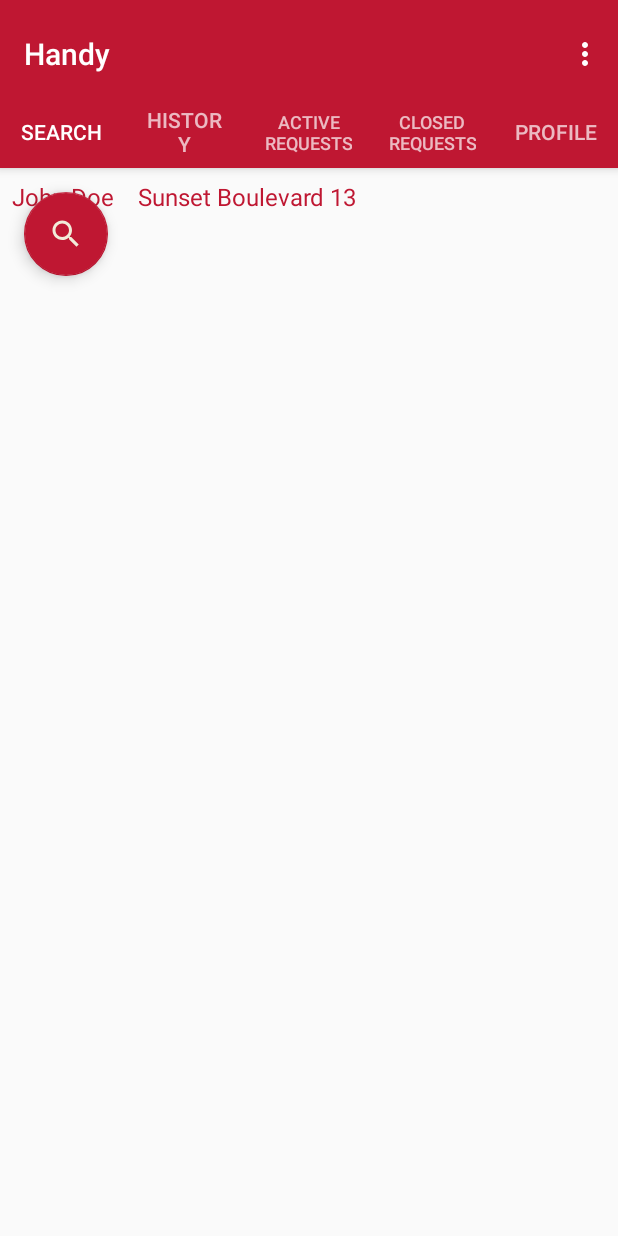
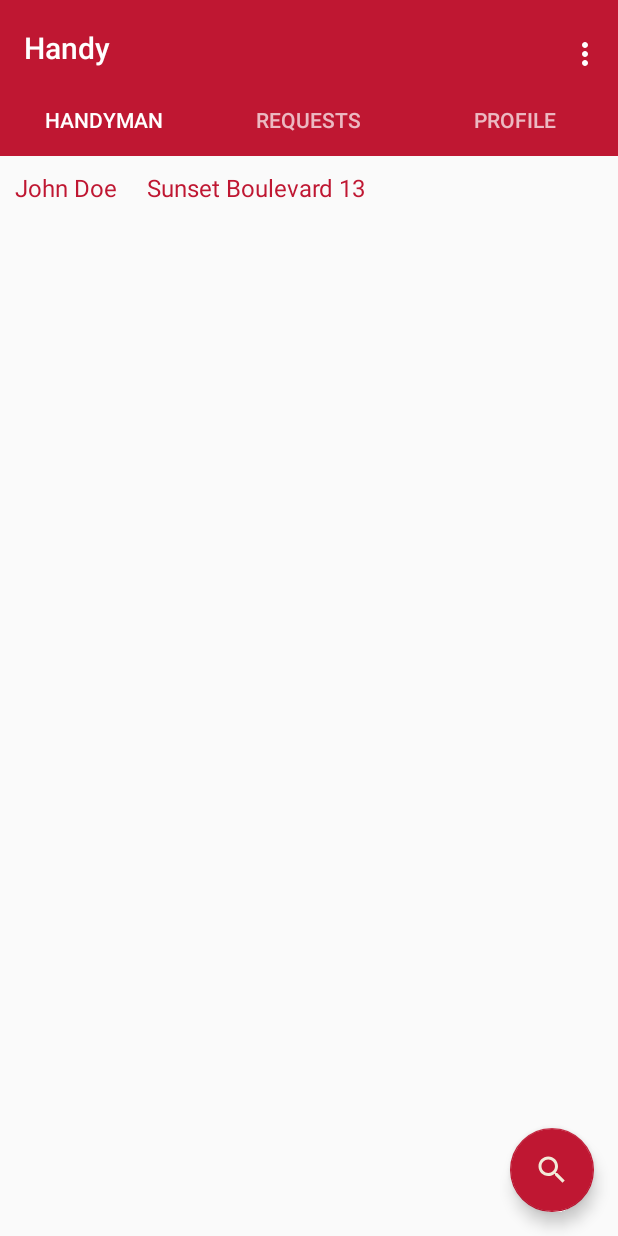
Before and after one commit to elenavuceljic/PKI_ve183011m, an Android app: the BuyerMainActivity screen opened directly, with no data from a screen before it, on a phone screen of 412 x 824 dp. Run offline under Robolectric (Android 15) with nearby library versions, the phone set to English and light mode, and no system bars; our stand-ins replace data binding.

Commit message:
bottom navigation menu added for buyer

```diff
--- a/app/src/main/java/com/example/ve183011m/pki_ve183011m/presentation/buyer/BuyerMainActivity.java
+++ b/app/src/main/java/com/example/ve183011m/pki_ve183011m/presentation/buyer/BuyerMainActivity.java
@@ -1,14 +1,15 @@
 package com.example.ve183011m.pki_ve183011m.presentation.buyer;
 
 import android.content.Intent;
+import android.databinding.DataBindingUtil;
 import android.os.Bundle;
+import android.support.annotation.NonNull;
+import android.support.design.widget.BottomNavigationView;
 import android.support.design.widget.TabLayout;
 import android.support.v4.app.Fragment;
 import android.support.v4.app.FragmentManager;
 import android.support.v4.app.FragmentPagerAdapter;
-import android.support.v4.view.ViewPager;
 import android.support.v7.app.AppCompatActivity;
-import android.support.v7.widget.Toolbar;
 import android.view.LayoutInflater;
 import android.view.Menu;
 import android.view.MenuItem;
@@ -17,6 +18,7 @@ import android.view.ViewGroup;
 import android.widget.TextView;
 
 import com.example.ve183011m.pki_ve183011m.R;
+import com.example.ve183011m.pki_ve183011m.databinding.ActivityBuyerMainBinding;
 import com.example.ve183011m.pki_ve183011m.model.User;
 import com.example.ve183011m.pki_ve183011m.presentation.login.LogInActivity;
 
@@ -32,30 +34,58 @@ public class BuyerMainActivity extends AppCompatActivity implements SearchHandym
      */
     private SectionsPagerAdapter mSectionsPagerAdapter;
 
-    /**
-     * The {@link ViewPager} that will host the section contents.
-     */
-    private ViewPager mViewPager;
+    private ActivityBuyerMainBinding binding;
 
     @Override
     protected void onCreate(Bundle savedInstanceState) {
         super.onCreate(savedInstanceState);
-        setContentView(R.layout.activity_buyer_main);
+        binding = DataBindingUtil.setContentView(this, R.layout.activity_buyer_main);
 
-        Toolbar toolbar = findViewById(R.id.toolbar);
-        setSupportActionBar(toolbar);
+        setSupportActionBar(binding.toolbar);
         // Create the adapter that will return a fragment for each of the three
         // primary sections of the activity.
         mSectionsPagerAdapter = new SectionsPagerAdapter(getSupportFragmentManager());
+        binding.container.setAdapter(mSectionsPagerAdapter);
 
-        // Set up the ViewPager with the sections adapter.
-        mViewPager = findViewById(R.id.container);
-        mViewPager.setAdapter(mSectionsPagerAdapter);
+        binding.container.addOnPageChangeListener(new TabLayout.TabLayoutOnPageChangeListener(binding.tabs));
+        binding.tabs.addOnTabSelectedListener(new TabLayout.ViewPagerOnTabSelectedListener(binding.container));
 
-        TabLayout tabLayout = findViewById(R.id.tabs);
+        binding.tabs.addOnTabSelectedListener(new TabLayout.OnTabSelectedListener() {
+            @Override
+            public void onTabSelected(TabLayout.Tab tab) {
+                if (tab.getPosition() == 1) {
+                    binding.bottomRequestsNavigation.setVisibility(View.VISIBLE);
+                } else {
+                    binding.bottomRequestsNavigation.setVisibility(View.GONE);
+                }
+            }
 
-        mViewPager.addOnPageChangeListener(new TabLayout.TabLayoutOnPageChangeListener(tabLayout));
-        tabLayout.addOnTabSelectedListener(new TabLayout.ViewPagerOnTabSelectedListener(mViewPager));
+            @Override
+            public void onTabUnselected(TabLayout.Tab tab) {
+
+            }
+
+            @Override
+            public void onTabReselected(TabLayout.Tab tab) {
+
+            }
+        });
+
+        binding.bottomRequestsNavigation.setOnNavigationItemSelectedListener(new BottomNavigationView.OnNavigationItemSelectedListener() {
+            @Override
+            public boolean onNavigationItemSelected(@NonNull MenuItem menuItem) {
+                switch (menuItem.getItemId()) {
+                    case R.id.active_request:
+                        // filter with active
+                        return true;
+                    case R.id.closed_requests:
+                        // filter with closed
+                        return true;
+                }
+
+                return false;
+            }
+        });
     }
 
 
--- /dev/null
+++ b/app/src/main/res/drawable/ic_dashboard_black_24dp.xml
@@ -0,0 +1,9 @@
+<vector xmlns:android="http://schemas.android.com/apk/res/android"
+    android:width="24dp"
+    android:height="24dp"
+    android:viewportWidth="24.0"
+    android:viewportHeight="24.0">
+    <path
+        android:fillColor="#FF000000"
+        android:pathData="M3,13h8L11,3L3,3v10zM3,21h8v-6L3,15v6zM13,21h8L21,11h-8v10zM13,3v6h8L21,3h-8z" />
+</vector>
--- /dev/null
+++ b/app/src/main/res/drawable/ic_home_black_24dp.xml
@@ -0,0 +1,9 @@
+<vector xmlns:android="http://schemas.android.com/apk/res/android"
+    android:width="24dp"
+    android:height="24dp"
+    android:viewportWidth="24.0"
+    android:viewportHeight="24.0">
+    <path
+        android:fillColor="#FF000000"
+        android:pathData="M10,20v-6h4v6h5v-8h3L12,3 2,12h3v8z" />
+</vector>
--- /dev/null
+++ b/app/src/main/res/drawable/ic_notifications_black_24dp.xml
@@ -0,0 +1,9 @@
+<vector xmlns:android="http://schemas.android.com/apk/res/android"
+    android:width="24dp"
+    android:height="24dp"
+    android:viewportWidth="24.0"
+    android:viewportHeight="24.0">
+    <path
+        android:fillColor="#FF000000"
+        android:pathData="M12,22c1.1,0 2,-0.9 2,-2h-4c0,1.1 0.89,2 2,2zM18,16v-5c0,-3.07 -1.64,-5.64 -4.5,-6.32L13.5,4c0,-0.83 -0.67,-1.5 -1.5,-1.5s-1.5,0.67 -1.5,1.5v0.68C7.63,5.36 6,7.92 6,11v5l-2,2v1h16v-1l-2,-2z" />
+</vector>
--- a/app/src/main/res/layout/activity_buyer_main.xml
+++ b/app/src/main/res/layout/activity_buyer_main.xml
@@ -1,75 +1,80 @@
 <?xml version="1.0" encoding="utf-8"?>
-<android.support.design.widget.CoordinatorLayout xmlns:android="http://schemas.android.com/apk/res/android"
+<layout xmlns:android="http://schemas.android.com/apk/res/android"
     xmlns:app="http://schemas.android.com/apk/res-auto"
-    xmlns:tools="http://schemas.android.com/tools"
+    xmlns:tools="http://schemas.android.com/tools">
+
+    <LinearLayout
         android:id="@+id/main_content"
         android:layout_width="match_parent"
         android:layout_height="match_parent"
         android:fitsSystemWindows="true"
+        android:orientation="vertical"
         tools:context=".presentation.buyer.BuyerMainActivity">
-
-    <android.support.design.widget.AppBarLayout
-        android:id="@+id/appbar"
-        android:layout_width="match_parent"
-        android:layout_height="wrap_content"
-        android:background="@color/colorAccent"
-        android:paddingTop="@dimen/appbar_padding_top"
-        android:theme="@style/AppTheme.AppBarOverlay">
 
         <android.support.v7.widget.Toolbar
             android:id="@+id/toolbar"
             android:layout_width="match_parent"
             android:layout_height="?attr/actionBarSize"
-            android:layout_weight="1"
-            app:layout_scrollFlags="scroll|enterAlways"
-            app:popupTheme="@style/AppTheme.PopupOverlay"
-            app:title="@string/app_name">
-
-        </android.support.v7.widget.Toolbar>
+            android:background="@color/colorAccent"
+            android:paddingTop="@dimen/appbar_padding_top"
+            android:theme="@style/AppTheme.AppBarOverlay"
+            app:title="@string/app_name" />
 
         <android.support.design.widget.TabLayout
             android:id="@+id/tabs"
             android:layout_width="match_parent"
-            android:layout_height="wrap_content">
+            android:layout_height="wrap_content"
+            android:background="@color/colorAccent"
+            android:theme="@style/AppTheme.AppBarOverlay">
 
             <android.support.design.widget.TabItem
                 android:id="@+id/tab_search_handymen"
                 android:layout_width="wrap_content"
                 android:layout_height="wrap_content"
-                android:text="@string/search"
-                android:tag="@string/search"/>
+                android:tag="@string/handyman"
+                android:text="@string/handyman" />
 
             <android.support.design.widget.TabItem
-                android:id="@+id/tab_history"
+                android:id="@+id/tab_requests"
                 android:layout_width="wrap_content"
                 android:layout_height="wrap_content"
-                android:text="@string/history" />
-
-            <android.support.design.widget.TabItem
-                android:id="@+id/tab_active_requests"
-                android:layout_width="wrap_content"
-                android:layout_height="wrap_content"
-                android:text="@string/active_requests" />
-
-            <android.support.design.widget.TabItem
-                android:id="@+id/tab_closed_requests"
-                android:layout_width="wrap_content"
-                android:layout_height="wrap_content"
-                android:text="@string/closed_requests" />
+                android:tag="@string/requests"
+                android:text="@string/requests" />
 
             <android.support.design.widget.TabItem
                 android:id="@+id/tab_profile"
                 android:layout_width="wrap_content"
                 android:layout_height="wrap_content"
+                android:tag="@string/profile"
                 android:text="@string/profile" />
 
         </android.support.design.widget.TabLayout>
-    </android.support.design.widget.AppBarLayout>
+
+        <LinearLayout
+            android:id="@+id/holder"
+            android:layout_width="match_parent"
+            android:layout_height="match_parent"
+            android:orientation="vertical">
 
             <android.support.v4.view.ViewPager
                 android:id="@+id/container"
                 android:layout_width="match_parent"
-        android:layout_height="match_parent"
-        app:layout_behavior="@string/appbar_scrolling_view_behavior" />
+                android:layout_height="0dp"
+                android:layout_weight="9" />
 
-</android.support.design.widget.CoordinatorLayout>
+            <android.support.design.widget.BottomNavigationView
+                android:id="@+id/bottom_requests_navigation"
+                android:layout_width="match_parent"
+                android:layout_height="0dp"
+                android:layout_marginStart="0dp"
+                android:layout_marginEnd="0dp"
+                android:layout_weight="1"
+                android:background="?android:attr/windowBackground"
+                android:visibility="gone"
+                app:menu="@menu/bottom_navigation" />
+
+        </LinearLayout>
+
+    </LinearLayout>
+
+</layout>
--- a/app/src/main/res/layout/fragment_search_handymen_list.xml
+++ b/app/src/main/res/layout/fragment_search_handymen_list.xml
@@ -20,7 +20,8 @@
         android:id="@+id/search_fab"
         android:layout_width="wrap_content"
         android:layout_height="wrap_content"
-        android:layout_gravity="end|bottom"
+        android:layout_alignParentEnd="true"
+        android:layout_alignParentBottom="true"
         android:layout_margin="@dimen/fab_margin"
         app:srcCompat="@drawable/ic_search_24dp" />
 
--- /dev/null
+++ b/app/src/main/res/menu/bottom_navigation.xml
@@ -0,0 +1,14 @@
+<?xml version="1.0" encoding="utf-8"?>
+<menu xmlns:android="http://schemas.android.com/apk/res/android">
+
+    <item
+        android:id="@+id/active_request"
+        android:icon="@drawable/ic_home_black_24dp"
+        android:title="@string/active" />
+
+    <item
+        android:id="@+id/closed_requests"
+        android:icon="@drawable/ic_dashboard_black_24dp"
+        android:title="@string/closed" />
+
+</menu>
--- a/app/src/main/res/values/dimens.xml
+++ b/app/src/main/res/values/dimens.xml
@@ -6,5 +6,6 @@
     <dimen name="appbar_padding_top">8dp</dimen>
 
     <dimen name="review_preview_vertical_margin">20dp</dimen>
+    <dimen name="text_margin">10dp</dimen>
 
 </resources>
--- a/app/src/main/res/values/strings.xml
+++ b/app/src/main/res/values/strings.xml
@@ -35,8 +35,8 @@
     <string name="log_out">Log out</string>
     <string name="search">SEARCH</string>
     <string name="history">HISTORY</string>
-    <string name="active_requests">ACTIVE REQUESTS</string>
-    <string name="closed_requests">CLOSED REQUESTS</string>
+    <string name="active">Active</string>
+    <string name="closed">Closed</string>
     <string name="profile">PROFILE</string>
     <string name="handyman_preview">Handyman preview</string>
     <string name="new_request">New request</string>
@@ -80,5 +80,9 @@
     <string name="urgency">Urgency</string>
     <string name="rate">Rate</string>
     <string name="review">Review</string>
+    <string name="title_activity_bottom_navigation_main">BottomNavigationMainActivity</string>
+    <string name="title_home">Home</string>
+    <string name="title_dashboard">Dashboard</string>
+    <string name="title_notifications">Notifications</string>
 
 </resources>
```
Lines whose indentation alone changed are shown as unchanged.
